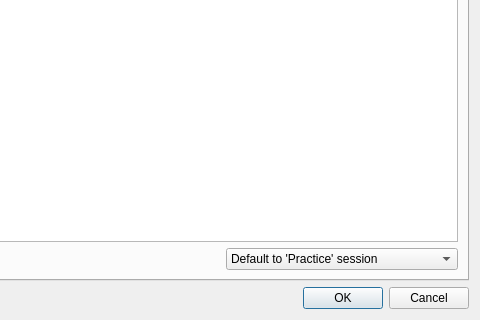
Old version of the form SquareDesk-DEV/test123/preferencesdialog.ui in the repository mpogue2/SquareDesk; both pictures show x 337 to 817 and y 241 to 561 of the 817 by 561 pixel window.
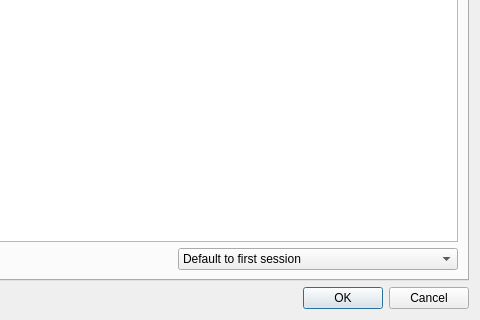
New version of the form. Icons and pictures are not drawn.

Commit message: Added preferences dialog Sessions tab to the manual, and tweaked the 'practice' vs 'day of week' language to be more appropriate to completely user editable sessions.

```diff
--- a/SquareDesk-DEV/test123/preferencesdialog.ui
+++ b/SquareDesk-DEV/test123/preferencesdialog.ui
@@ -684,12 +684,12 @@
               <widget class="QComboBox" name="comboBoxSessionDefault">
                <item>
                 <property name="text">
-                 <string>Default to 'Practice' session</string>
+                 <string>Default to first session</string>
                 </property>
                </item>
                <item>
                 <property name="text">
-                 <string>Default to the current day of the week</string>
+                 <string>Set session on startup to specific day and time</string>
                 </property>
                </item>
               </widget>
```
The commit also changes 1 other file.
